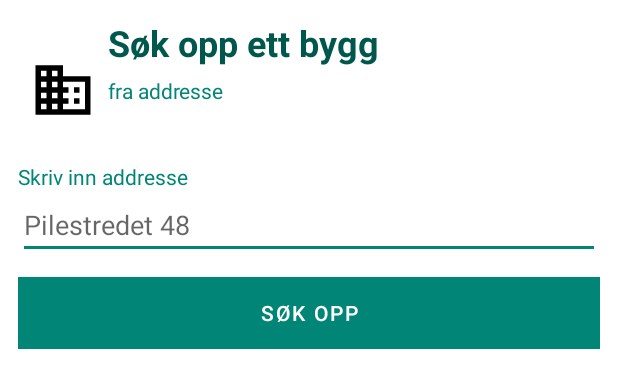
After one commit to SagenKoder/MySupersecretMapApp, an Android app: the layout bottom_sheet.xml on its own in the app's theme, with its tools: preview values and no code run, on a phone screen of 412 x 824 dp. The commit adds this screen. Shown: the top 388 px of the screen. Run offline under Robolectric (Android 15) with nearby library versions, the phone set to English and light mode, and no system bars.

Commit message:
Nice menu bro

```diff
--- a/app/build.gradle
+++ b/app/build.gradle
@@ -32,6 +32,7 @@ dependencies {
     implementation 'com.google.android.gms:play-services-maps:17.0.0'
     implementation 'com.google.android.gms:play-services-location:17.0.0'
     implementation 'androidx.transition:transition:1.2.0'
+    implementation 'com.google.android.material:material:1.0.0'
     testImplementation 'junit:junit:4.12'
     androidTestImplementation 'androidx.test.ext:junit:1.1.1'
     androidTestImplementation 'androidx.test.espresso:espresso-core:3.2.0'
--- a/app/src/main/java/app/sagen/mysupersecretmapapp/MapsActivity.java
+++ b/app/src/main/java/app/sagen/mysupersecretmapapp/MapsActivity.java
@@ -30,6 +30,7 @@ import com.google.android.gms.maps.SupportMapFragment;
 import com.google.android.gms.maps.model.LatLng;
 import com.google.android.gms.maps.model.Marker;
 import com.google.android.gms.maps.model.MarkerOptions;
+import com.google.android.material.bottomsheet.BottomSheetDialog;
 import com.google.android.material.floatingactionbutton.ExtendedFloatingActionButton;
 import com.google.android.material.floatingactionbutton.FloatingActionButton;
 
@@ -112,6 +113,18 @@ public class MapsActivity extends FragmentActivity implements
         fabBackground.setOnClickListener(new View.OnClickListener(){
             @Override
             public void onClick(View v) {
+                closeMenu();
+            }
+        });
+
+        fab3.setOnClickListener(new View.OnClickListener() {
+            @Override
+            public void onClick(View v) {
+                View bottomDialogView = getLayoutInflater().inflate(R.layout.bottom_sheet, null);
+                BottomSheetDialog bottomSheetDialog = new BottomSheetDialog(MapsActivity.this);
+                bottomSheetDialog.setContentView(bottomDialogView);
+                bottomSheetDialog.show();
+
                 closeMenu();
             }
         });
--- /dev/null
+++ b/app/src/main/res/drawable/ic_domain_black_24dp.xml
@@ -0,0 +1,9 @@
+<vector xmlns:android="http://schemas.android.com/apk/res/android"
+        android:width="24dp"
+        android:height="24dp"
+        android:viewportWidth="24.0"
+        android:viewportHeight="24.0">
+    <path
+        android:fillColor="#FF000000"
+        android:pathData="M12,7L12,3L2,3v18h20L22,7L12,7zM6,19L4,19v-2h2v2zM6,15L4,15v-2h2v2zM6,11L4,11L4,9h2v2zM6,7L4,7L4,5h2v2zM10,19L8,19v-2h2v2zM10,15L8,15v-2h2v2zM10,11L8,11L8,9h2v2zM10,7L8,7L8,5h2v2zM20,19h-8v-2h2v-2h-2v-2h2v-2h-2L12,9h8v10zM18,11h-2v2h2v-2zM18,15h-2v2h2v-2z"/>
+</vector>
--- /dev/null
+++ b/app/src/main/res/layout/bottom_sheet.xml
@@ -0,0 +1,81 @@
+<?xml version="1.0" encoding="utf-8"?>
+<LinearLayout xmlns:android="http://schemas.android.com/apk/res/android"
+    xmlns:app="http://schemas.android.com/apk/res-auto"
+    android:id="@+id/bottom_sheet"
+    android:layout_width="match_parent"
+    android:layout_height="wrap_content"
+    android:background="#ffffff"
+    android:orientation="vertical"
+    android:padding="12dp"
+    app:behavior_hideable="false"
+    app:behavior_peekHeight="100dp"
+    app:layout_behavior="android.support.design.widget.BottomSheetBehavior">
+
+    <LinearLayout
+        android:layout_width="match_parent"
+        android:layout_height="96dp"
+        android:orientation="horizontal">
+
+        <ImageView
+            android:layout_width="60dp"
+            android:layout_height="match_parent"
+            android:padding="8dp"
+            android:src="@drawable/ic_domain_black_24dp"
+            android:textColor="@color/colorPrimary" />
+
+        <LinearLayout
+            android:layout_width="0dp"
+            android:layout_height="match_parent"
+            android:layout_weight="5"
+            android:orientation="vertical">
+
+            <TextView
+                android:layout_width="wrap_content"
+                android:layout_height="wrap_content"
+                android:text="Søk opp ett bygg"
+                android:textColor="@color/colorPrimaryDark"
+                android:textSize="24sp"
+                android:textStyle="bold" />
+
+            <TextView
+                android:layout_width="wrap_content"
+                android:layout_height="wrap_content"
+                android:layout_marginTop="6dp"
+                android:text="fra addresse"
+                android:textColor="@color/colorPrimary" />
+
+        </LinearLayout>
+
+    </LinearLayout>
+
+    <LinearLayout
+        android:layout_width="match_parent"
+        android:layout_height="match_parent"
+        android:orientation="vertical">
+
+        <TextView
+            android:layout_width="match_parent"
+            android:layout_height="wrap_content"
+            android:text="Skriv inn addresse"
+            android:textColor="@color/colorPrimary"
+            android:labelFor="@id/address_field" />
+
+        <EditText
+            android:id="@+id/address_field"
+            android:layout_width="match_parent"
+            android:layout_height="wrap_content"
+            android:textColor="@color/colorPrimary"
+            android:hint="Pilestredet 48"
+            android:backgroundTint="@color/colorPrimary"/>
+
+    </LinearLayout>
+
+    <Button
+        android:layout_width="match_parent"
+        android:layout_height="wrap_content"
+        android:layout_marginTop="12dp"
+        android:background="@color/colorPrimary"
+        android:text="Søk opp"
+        android:textColor="#fff" />
+
+</LinearLayout>
--- a/app/src/main/res/values/styles.xml
+++ b/app/src/main/res/values/styles.xml
@@ -5,7 +5,7 @@
         <!-- Customize your theme here. -->
         <item name="colorPrimary">@color/colorPrimary</item>
         <item name="colorPrimaryDark">@color/colorPrimaryDark</item>
-        <item name="colorAccent">@color/colorAccent</item>
+        <item name="colorAccent">@color/colorPrimary</item>
     </style>
 
 </resources>
```
